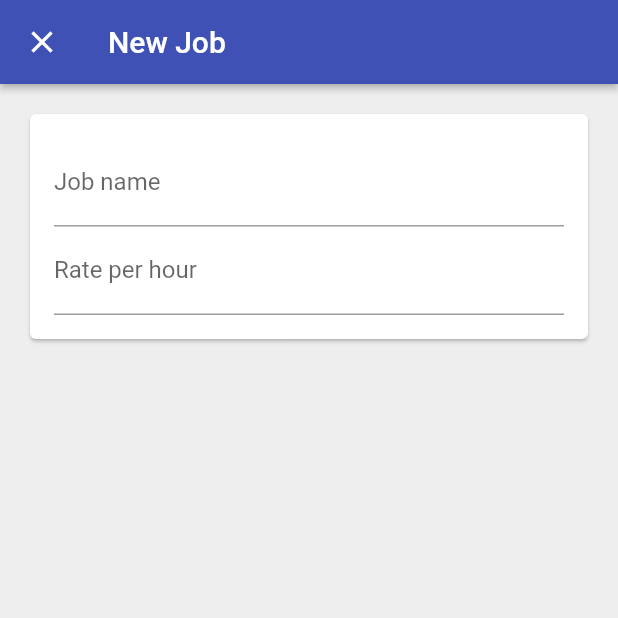
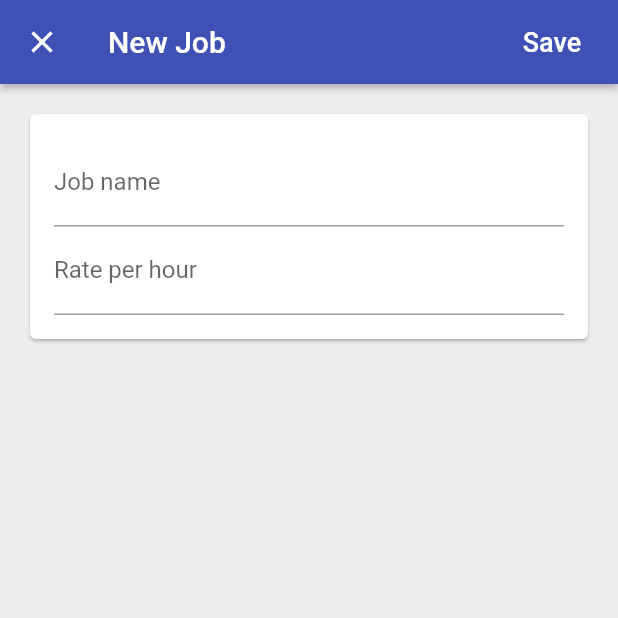
Before and after one commit to ashwinikumar01/Flutter-Firebase, a Flutter app: the screen it shows once a user with an empty profile is signed in, after a tap on the "add" icon, on a phone screen of 412 x 824 dp, the top half of it. Run offline on Flutter 3.47's test engine with Material 2 defaults, Android fonts, the phone set to English and light mode, and no system bars; our stand-ins replace cloud_firestore, firebase_auth, google_sign_in; missing offline and left inert: flutter_facebook_login; accounts and stored records are empty.

Commit message:
Error Handling added

```diff
--- a/lib/app/home/jobs/add_job_page.dart
+++ b/lib/app/home/jobs/add_job_page.dart
@@ -1,12 +1,22 @@
-import 'dart:ffi';
+import 'package:flutter/material.dart';
+import 'package:flutter/services.dart';
+import 'package:provider/provider.dart';
+import 'package:time_tracker_app/app/home/models/job.dart';
+import 'package:time_tracker_app/common_widgets/platform_exception_alert_dialog.dart';
 
-import 'package:flutter/material.dart';
+import 'package:time_tracker_app/services/database.dart';
 
 class AddJobPage extends StatefulWidget {
+  AddJobPage({@required this.database});
+  final Database database;
+
   static Future<void> show(BuildContext context) async {
+    final database = Provider.of<Database>(context);
     await Navigator.of(context).push(
       MaterialPageRoute(
-        builder: (context) => AddJobPage(),
+        builder: (context) => AddJobPage(
+          database: database,
+        ),
         fullscreenDialog: true,
       ),
     );
@@ -17,12 +27,55 @@ class AddJobPage extends StatefulWidget {
 }
 
 class _AddJobPageState extends State<AddJobPage> {
+  final _formKey = GlobalKey<FormState>();
+  final TextEditingController _nameController = TextEditingController();
+  final TextEditingController _ratePerHourController = TextEditingController();
+
+  String _name;
+  int _ratePerHour;
+
+  bool _validateAndSaveForm() {
+    final form = _formKey.currentState;
+    if (form.validate()) {
+      form.save();
+      return true;
+    }
+    return false;
+  }
+
+  Future<void> _submit() async {
+    if (_validateAndSaveForm()) {
+      try {
+        final jobs = await widget.database.jobsStream().first;
+        final job = Job(name: _name, ratePerHour: _ratePerHour);
+        await widget.database.createJob(job);
+        Navigator.of(context).pop();
+      } on PlatformException catch (e) {
+        PlatformExceptionAlertDialog(
+          title: 'Operation Failed',
+          exception: e,
+        ).show(context);
+      }
+    }
+    _nameController.clear();
+    _ratePerHourController.clear();
+  }
+
   @override
   Widget build(BuildContext context) {
     return Scaffold(
       appBar: AppBar(
         elevation: 2.0,
         title: Text('New Job'),
+        actions: <Widget>[
+          FlatButton(
+            child: Text(
+              'Save',
+              style: TextStyle(fontSize: 18.0, color: Colors.white),
+            ),
+            onPressed: _submit,
+          ),
+        ],
       ),
       body: _buildContent(),
       backgroundColor: Colors.grey[200],
@@ -42,6 +95,7 @@ class _AddJobPageState extends State<AddJobPage> {
 
   Widget _buildForm() {
     return Form(
+      key: _formKey,
       child: Column(
         crossAxisAlignment: CrossAxisAlignment.stretch,
         children: _buildFormChildren(),
@@ -52,10 +106,17 @@ class _AddJobPageState extends State<AddJobPage> {
   List<Widget> _buildFormChildren() {
     return [
       TextFormField(
+        controller: _nameController,
         decoration: InputDecoration(labelText: 'Job name'),
+        validator: (value) => value.isNotEmpty ? null : 'Name can\ t be empty',
+        onSaved: (value) => _name = value,
       ),
       TextFormField(
+        controller: _ratePerHourController,
         decoration: InputDecoration(labelText: 'Rate per hour'),
+        validator: (value) =>
+            value.isNotEmpty ? null : 'RatePerHour can\ t be empty',
+        onSaved: (value) => _ratePerHour = int.parse(value) ?? 0,
         keyboardType: TextInputType.numberWithOptions(
           signed: false,
           decimal: false,
--- a/lib/app/home/jobs/jobs_page.dart
+++ b/lib/app/home/jobs/jobs_page.dart
@@ -1,10 +1,8 @@
 import 'package:flutter/material.dart';
-import 'package:flutter/services.dart';
 import 'package:provider/provider.dart';
 import 'package:time_tracker_app/app/home/jobs/add_job_page.dart';
 import 'package:time_tracker_app/app/home/models/job.dart';
 import 'package:time_tracker_app/common_widgets/platform_alert_dialog.dart';
-import 'package:time_tracker_app/common_widgets/platform_exception_alert_dialog.dart';
 import 'package:time_tracker_app/services/auth.dart';
 import 'package:time_tracker_app/services/database.dart';
 
--- a/lib/services/database.dart
+++ b/lib/services/database.dart
@@ -9,13 +9,15 @@ abstract class Database {
   Stream<List<Job>> jobsStream();
 }
 
+String documentIdFromCurrentDate() => DateTime.now().toIso8601String();
+
 class FirestoreDatabase implements Database {
   final String uid;
   FirestoreDatabase({@required this.uid}) : assert(uid != null);
 
   final _service = FirestoreService.instance;
   Future<void> createJob(Job job) async => await _service.setData(
-        path: APIPath.job(uid, 'job_abc'),
+        path: APIPath.job(uid, documentIdFromCurrentDate()),
         data: job.toMap(),
       );
 
```
